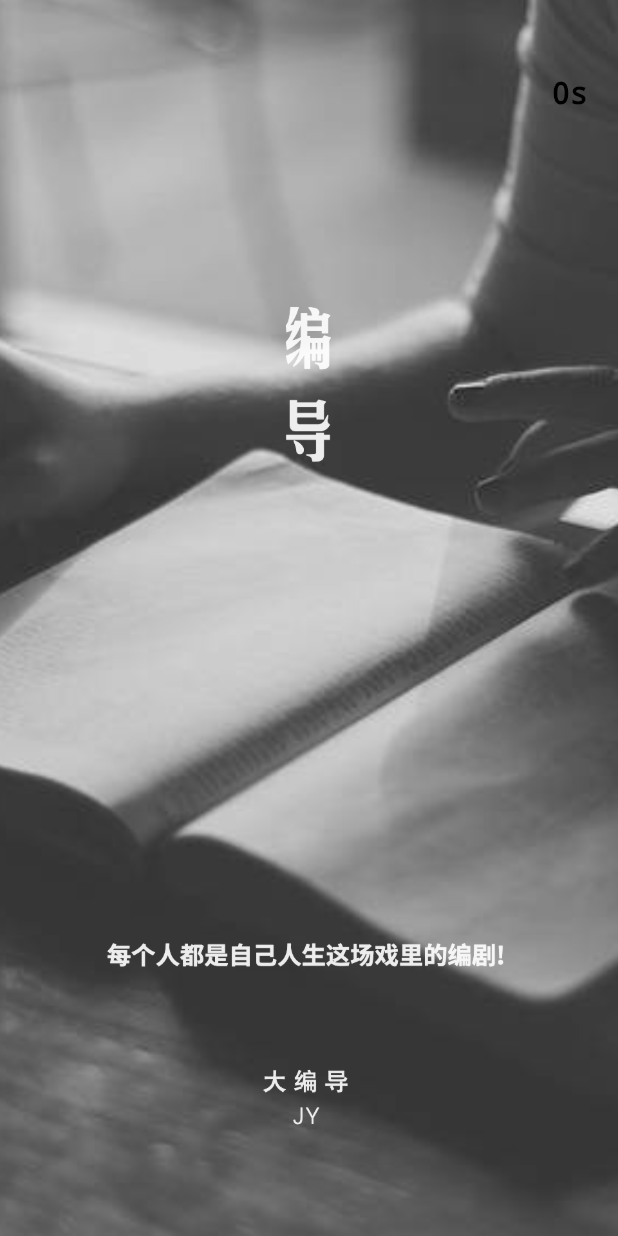
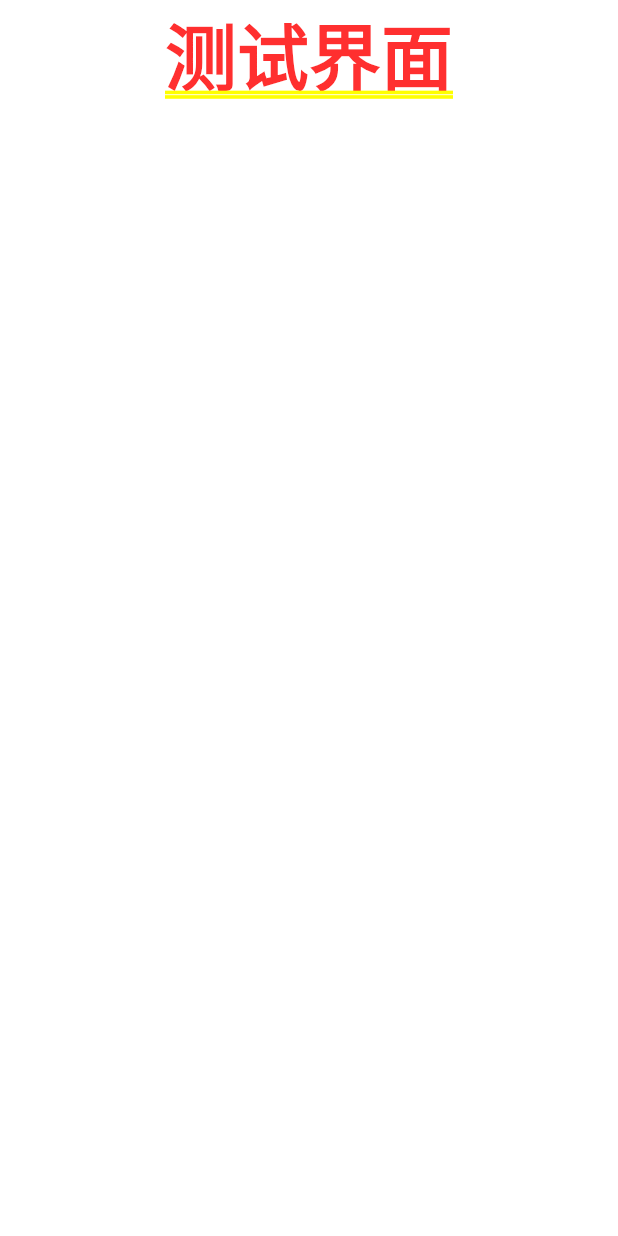
Before and after one commit to L-bo/whale_flutter, a Flutter app: the screen it shows after launch, on a phone screen of 412 x 824 dp. Run offline on Flutter 3.47's test engine with Material 2 defaults, Android fonts, the phone set to English and light mode, and no system bars.

```diff
--- /dev/null
+++ b/lib/HomeView.dart
@@ -0,0 +1,37 @@
+import 'package:flutter/material.dart';
+
+void main() {
+  runApp(HomeViwe());
+}
+class HomeViwe extends StatelessWidget {
+  @override
+  Widget build(BuildContext context) {
+    return MaterialApp(
+      title: 'Flutter Demo',
+      debugShowCheckedModeBanner: false,
+      theme: ThemeData(
+        primarySwatch: Colors.blue,
+      ),
+      home: HomePage(),
+    );
+  }
+}
+
+class HomePage extends StatefulWidget {
+  HomePage({Key key}) : super(key: key);
+
+  @override
+  HomePageState createState() => HomePageState();
+}
+
+class HomePageState extends State<HomePage> {
+  @override
+  Widget build(BuildContext context) {
+    // TODO: implement build
+    return Container(
+      child: Column(
+        children: <Widget>[new Text("测试界面")],
+      ),
+    );
+  }
+}
```
Also changed, not shown: lib/main.dart (+17 -5 lines).
